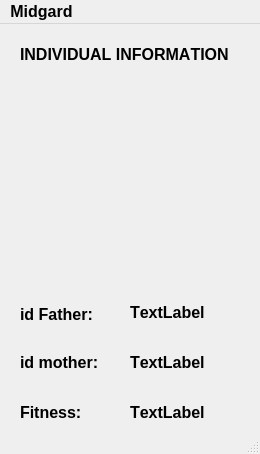
CE-02FED/Midgard, file GUI/informationindividual.ui: the form before one commit.
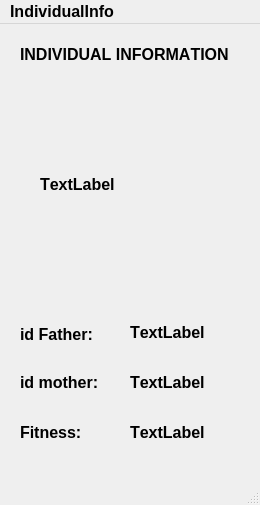
The form after the commit. Icons and pictures are not drawn.

```diff
--- a/GUI/informationindividual.ui
+++ b/GUI/informationindividual.ui
@@ -7,7 +7,7 @@
     <x>0</x>
     <y>0</y>
     <width>260</width>
-    <height>454</height>
+    <height>505</height>
    </rect>
   </property>
   <property name="font">
@@ -29,7 +29,7 @@
     <property name="geometry">
      <rect>
       <x>20</x>
-      <y>280</y>
+      <y>300</y>
       <width>81</width>
       <height>21</height>
      </rect>
@@ -42,7 +42,7 @@
     <property name="geometry">
      <rect>
       <x>20</x>
-      <y>330</y>
+      <y>350</y>
       <width>91</width>
       <height>17</height>
      </rect>
@@ -55,7 +55,7 @@
     <property name="geometry">
      <rect>
       <x>20</x>
-      <y>380</y>
+      <y>400</y>
       <width>71</width>
       <height>17</height>
      </rect>
@@ -81,7 +81,7 @@
     <property name="geometry">
      <rect>
       <x>130</x>
-      <y>280</y>
+      <y>300</y>
       <width>91</width>
       <height>17</height>
      </rect>
@@ -94,7 +94,7 @@
     <property name="geometry">
      <rect>
       <x>130</x>
-      <y>330</y>
+      <y>350</y>
       <width>81</width>
       <height>17</height>
      </rect>
@@ -107,7 +107,7 @@
     <property name="geometry">
      <rect>
       <x>130</x>
-      <y>380</y>
+      <y>400</y>
       <width>81</width>
       <height>17</height>
      </rect>
@@ -119,33 +119,14 @@
    <widget class="QLabel" name="fotoPadre">
     <property name="geometry">
      <rect>
-      <x>20</x>
+      <x>40</x>
       <y>60</y>
-      <width>91</width>
-      <height>181</height>
+      <width>141</width>
+      <height>201</height>
      </rect>
     </property>
     <property name="text">
-     <string/>
-    </property>
-    <property name="pixmap">
-     <pixmap>imagenes GUI/knight.png</pixmap>
-    </property>
-   </widget>
-   <widget class="QLabel" name="fotoMadre">
-    <property name="geometry">
-     <rect>
-      <x>130</x>
-      <y>80</y>
-      <width>91</width>
-      <height>141</height>
-     </rect>
-    </property>
-    <property name="text">
-     <string/>
-    </property>
-    <property name="pixmap">
-     <pixmap>imagenes GUI/wizardWoman.png</pixmap>
+     <string>TextLabel</string>
     </property>
    </widget>
   </widget>
@@ -161,7 +142,7 @@
    </property>
    <widget class="QMenu" name="menuMidgard">
     <property name="title">
-     <string>Midgard</string>
+     <string>IndividualInfo</string>
     </property>
    </widget>
    <addaction name="menuMidgard"/>
```
Left out of the diff: 2 changed lines with no effect on the pictures.
